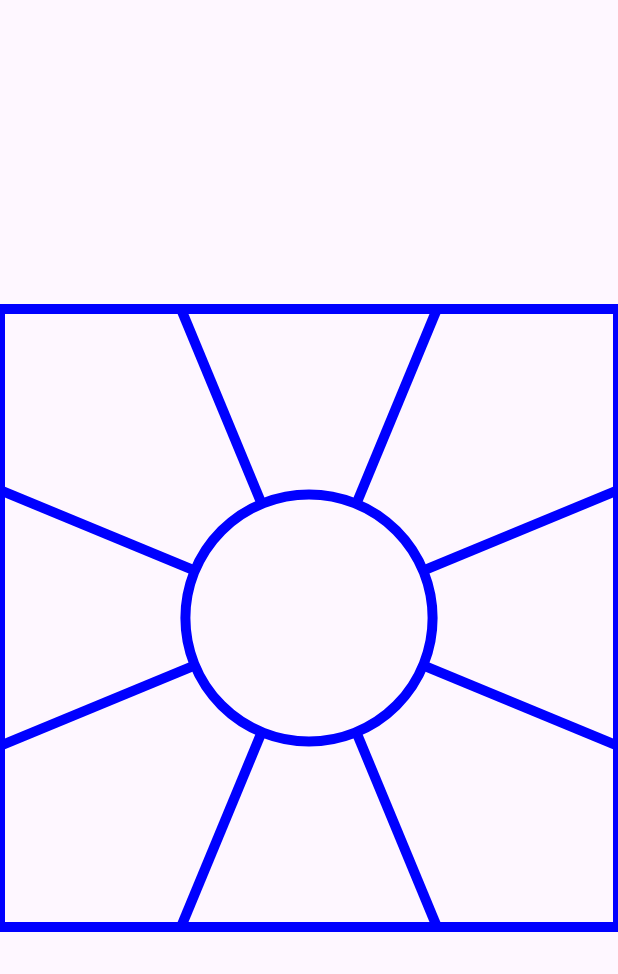
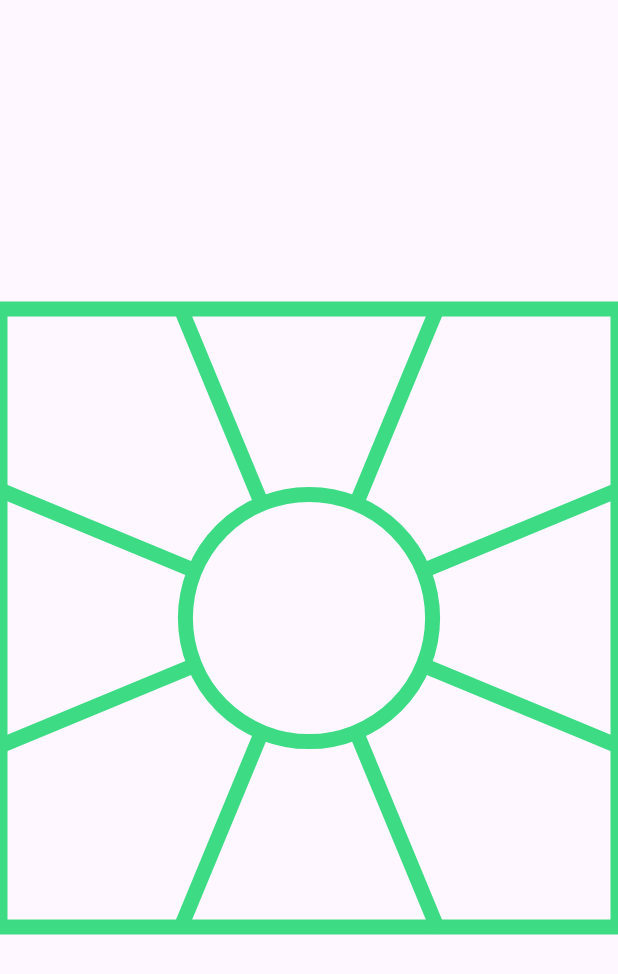
Before and after one commit to mircea-cocan/AnnoncesTir, an Android app: the fragment DeclareShootFragment shown on its own in the app's theme, on a phone screen of 412 x 824 dp. Shown: the top 974 px of the screen. Run offline under Robolectric (Android 15) with nearby library versions, the phone set to English and light mode, and no system bars.

```diff
--- a/app/build.gradle.kts
+++ b/app/build.gradle.kts
@@ -43,6 +43,8 @@ android {
 
 dependencies {
 
+    implementation(libs.androidx.fragment.ktx)
+    implementation(libs.androidx.lifecycle.extensions)
     implementation(libs.androidx.core.ktx)
     implementation(libs.androidx.appcompat)
     implementation(libs.material)
--- a/app/src/main/java/com/mcoc/annoncestir/DeclareShootFragment.kt
+++ b/app/src/main/java/com/mcoc/annoncestir/DeclareShootFragment.kt
@@ -1,6 +1,19 @@
 package com.mcoc.annoncestir
 
+import android.os.Bundle
+import android.view.View
 import androidx.fragment.app.Fragment
+import androidx.fragment.app.activityViewModels
+
 
 class DeclareShootFragment:Fragment(R.layout.declare_shoot_fragment) {
+    private val viewModel: ShootsViewModel by activityViewModels()
+
+    override fun onViewCreated(view: View, savedInstanceState: Bundle?) {
+        super.onViewCreated(view, savedInstanceState)
+
+        var shootView = view.findViewById<DeclareShootView>(R.id.declare_shoot_view)
+
+        shootView.shootsModel = viewModel.shootsModel
+    }
 }
--- a/app/src/main/java/com/mcoc/annoncestir/DeclareShootView.kt
+++ b/app/src/main/java/com/mcoc/annoncestir/DeclareShootView.kt
@@ -5,13 +5,16 @@ import android.graphics.*
 import android.util.AttributeSet
 import android.view.MotionEvent
 import android.view.View
+import androidx.core.content.res.ResourcesCompat
+import androidx.core.graphics.toColor
 import kotlin.math.*
 
 /**
  * Main view
  */
 class DeclareShootView(context: Context, attrs: AttributeSet) : View(context, attrs)  {
-    private var paint: Paint = Paint()
+    private var linesPaint: Paint = Paint()
+    private var shootPaint: Paint = Paint()
     private var shootArea: Int = -1
     private var shootAreaX = arrayOf(0F)
     private var shootAreaY = arrayOf(0F)
@@ -20,11 +23,16 @@ class DeclareShootView(context: Context, attrs: AttributeSet) : View(context, at
     private var yCenter: Float = height.toFloat() / 2 + y
     private var radius: Float = squareSide / 5F
 
+    public var shootsModel:ShootsModel = ShootsModel()
+
     init {
-        paint.style = Paint.Style.STROKE
-        paint.color = Color.BLUE
-        paint.strokeWidth = 10F
+        linesPaint.style = Paint.Style.STROKE
+        linesPaint.color = ResourcesCompat.getColor(getResources(), R.color.AndroidGreen, null)
+        linesPaint.strokeWidth = 15F
 
+        shootPaint.style = Paint.Style.FILL_AND_STROKE
+        shootPaint.color = ResourcesCompat.getColor(getResources(), R.color.Cerise, null)
+        shootPaint.strokeWidth = 15F
     }
 
     /**
@@ -88,63 +96,63 @@ class DeclareShootView(context: Context, attrs: AttributeSet) : View(context, at
         }
 
 
-        canvas.drawRect(leftSquare, topSquare, rightSquare, bottomSquare, paint)
-        canvas.drawCircle(xCenter, yCenter, radius, paint)
+        canvas.drawRect(leftSquare, topSquare, rightSquare, bottomSquare, linesPaint)
+        canvas.drawCircle(xCenter, yCenter, radius, linesPaint)
 
         // Top
         canvas.drawLine(xCenter - lgExt,
             topSquare,
             xCenter - lgIntX,
             yCenter - lgIntY,
-            paint)
+            linesPaint)
 
         canvas.drawLine(xCenter + lgExt,
             topSquare,
             xCenter + lgIntX,
             yCenter - lgIntY,
-            paint)
+            linesPaint)
 
         //Bottom
         canvas.drawLine(xCenter - lgExt,
             bottomSquare,
             xCenter - lgIntX,
             yCenter + lgIntY,
-            paint)
+            linesPaint)
 
         canvas.drawLine(xCenter + lgExt,
             bottomSquare,
             xCenter + lgIntX,
             yCenter + lgIntY,
-            paint)
+            linesPaint)
 
         //Left
         canvas.drawLine(leftSquare,
             yCenter - lgExt,
             xCenter - lgIntY,
             yCenter - lgIntX,
-            paint)
+            linesPaint)
 
         canvas.drawLine(leftSquare,
             yCenter + lgExt,
             xCenter - lgIntY,
             yCenter + lgIntX,
-            paint)
+            linesPaint)
 
         //Right
         canvas.drawLine(rightSquare,
             yCenter - lgExt,
             xCenter + lgIntY,
             yCenter - lgIntX,
-            paint)
+            linesPaint)
 
         canvas.drawLine(rightSquare,
             yCenter + lgExt,
             xCenter + lgIntY,
             yCenter + lgIntX,
-            paint)
+            linesPaint)
 
         if(shootArea >= 0) {
-            canvas.drawCircle(shootAreaX[shootArea], shootAreaY[shootArea], radius/3, paint)
+            canvas.drawCircle(shootAreaX[shootArea], shootAreaY[shootArea], radius/3, shootPaint)
         }
     }
 
@@ -155,6 +163,7 @@ class DeclareShootView(context: Context, attrs: AttributeSet) : View(context, at
         when (event!!.action) {
             MotionEvent.ACTION_DOWN -> {
                 shootArea = checkShootArea(event.x, event.y)
+                shootsModel.AddShoot(shootArea)
                 invalidate()
             }
             MotionEvent.ACTION_UP ->
--- /dev/null
+++ b/app/src/main/java/com/mcoc/annoncestir/ShootsModel.kt
@@ -0,0 +1,16 @@
+package com.mcoc.annoncestir
+
+class ShootsModel {
+    public var count:Int = 0
+
+    var shootCount = arrayOf(0, 0, 0, 0, 0, 0, 0, 0, 0)
+
+    fun AddShoot(position:Int) {
+        shootCount[position]++
+    }
+
+    fun Ini() {
+        shootCount = arrayOf(0, 0, 0, 0, 0, 0, 0, 0, 0)
+    }
+
+}
--- /dev/null
+++ b/app/src/main/java/com/mcoc/annoncestir/ShootsViewModel.kt
@@ -0,0 +1,7 @@
+package com.mcoc.annoncestir
+
+import androidx.lifecycle.ViewModel
+
+class ShootsViewModel:ViewModel() {
+    public var shootsModel:ShootsModel = ShootsModel()
+}
--- a/app/src/main/res/layout/count_shoots_fragment.xml
+++ b/app/src/main/res/layout/count_shoots_fragment.xml
@@ -6,5 +6,6 @@
 
     <com.mcoc.annoncestir.CountShootsView
         android:layout_width="match_parent"
-        android:layout_height="match_parent" />
+        android:layout_height="match_parent"
+        android:id="@+id/count_shoots_view"/>
 </androidx.constraintlayout.widget.ConstraintLayout>
--- a/app/src/main/res/layout/declare_shoot_fragment.xml
+++ b/app/src/main/res/layout/declare_shoot_fragment.xml
@@ -6,5 +6,6 @@
 
     <com.mcoc.annoncestir.DeclareShootView
         android:layout_width="match_parent"
-        android:layout_height="match_parent" />
+        android:layout_height="match_parent"
+        android:id="@+id/declare_shoot_view"/>
 </androidx.constraintlayout.widget.ConstraintLayout>
--- a/app/src/main/res/values/colors.xml
+++ b/app/src/main/res/values/colors.xml
@@ -7,4 +7,9 @@
     <color name="lightGray">#989CA0</color>
     <color name="green">#77D353</color>
 
+    <color name="Cerise">#DE3163</color>
+    <color name="AndroidGreen">#3DDC84</color>
+    <color name="BabyBlue">#89CFF0</color>
+    <color name="BlueJeans">#5DADEC</color>
+    <color name="BluePantone">#0018A8</color>
 </resources>
--- a/gradle/libs.versions.toml
+++ b/gradle/libs.versions.toml
@@ -1,17 +1,23 @@
 [versions]
 agp = "8.3.1"
+fragmentKtx = "1.7.1"
 kotlin = "1.9.0"
 coreKtx = "1.12.0"
 junit = "4.13.2"
 junitVersion = "1.1.5"
 espressoCore = "3.5.1"
 appcompat = "1.6.1"
+lifecycleExtensions = "2.2.0"
+lifecycleViewmodelAndroid = "2.8.1"
 material = "1.11.0"
 activity = "1.8.0"
 constraintlayout = "2.1.4"
 
 [libraries]
 androidx-core-ktx = { group = "androidx.core", name = "core-ktx", version.ref = "coreKtx" }
+androidx-fragment-ktx = { module = "androidx.fragment:fragment-ktx", version.ref = "fragmentKtx" }
+androidx-lifecycle-extensions = { module = "androidx.lifecycle:lifecycle-extensions", version.ref = "lifecycleExtensions" }
+androidx-lifecycle-viewmodel-android = { module = "androidx.lifecycle:lifecycle-viewmodel-android", version.ref = "lifecycleViewmodelAndroid" }
 junit = { group = "junit", name = "junit", version.ref = "junit" }
 androidx-junit = { group = "androidx.test.ext", name = "junit", version.ref = "junitVersion" }
 androidx-espresso-core = { group = "androidx.test.espresso", name = "espresso-core", version.ref = "espressoCore" }
```
Also changed, not shown: app/src/main/java/com/mcoc/annoncestir/CountShootsFragment.kt (+13 -0 lines), app/src/main/java/com/mcoc/annoncestir/CountShootsView.kt (+9 -6 lines), app/src/main/java/com/mcoc/annoncestir/MainActivity.kt (+10 -1 lines), app/src/main/res/layout/main_activity.xml (+23 -13 lines).
